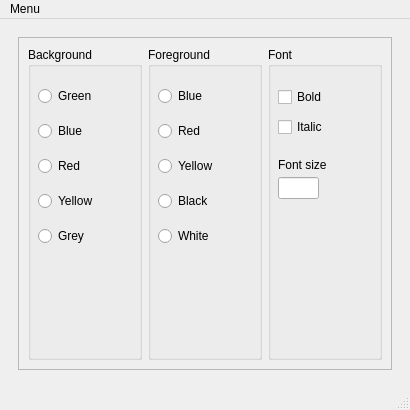
Qt form mainwindow.ui (Racalniog/QTAppAlfaExercises) before a commit.
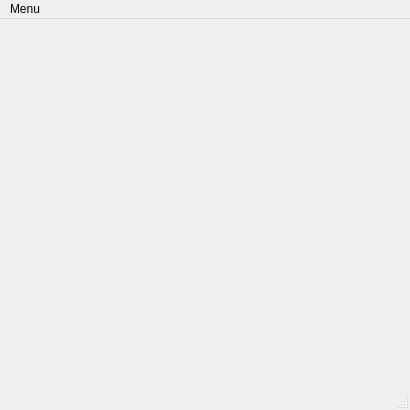
The same form after that commit. The open tabs and pages were chosen to show the change. Custom widgets are drawn as their Qt base class.

Commit message: added seperate ui, class for structure;Cmake fix

```diff
--- a/mainwindow.ui
+++ b/mainwindow.ui
@@ -378,185 +378,8 @@
         </item>
        </layout>
       </widget>
-      <widget class="QWidget" name="page_3">
-       <layout class="QGridLayout" name="gridLayout_8">
-        <item row="0" column="0">
-         <widget class="QFrame" name="frame_3">
-          <property name="frameShape">
-           <enum>QFrame::StyledPanel</enum>
-          </property>
-          <property name="frameShadow">
-           <enum>QFrame::Raised</enum>
-          </property>
-          <layout class="QGridLayout" name="gridLayout_4">
-           <item row="0" column="0">
-            <widget class="QGroupBox" name="groupBoxBackground">
-             <property name="title">
-              <string>Background</string>
-             </property>
-             <widget class="QWidget" name="verticalLayoutWidget_3">
-              <property name="geometry">
-               <rect>
-                <x>10</x>
-                <y>30</y>
-                <width>101</width>
-                <height>181</height>
-               </rect>
-              </property>
-              <layout class="QVBoxLayout" name="verticalLayout_3">
-               <item>
-                <widget class="QRadioButton" name="radioButtonBackgroundGreen">
-                 <property name="text">
-                  <string>Green</string>
-                 </property>
-                </widget>
-               </item>
-               <item>
-                <widget class="QRadioButton" name="radioButtonBackgroundBlue">
-                 <property name="text">
-                  <string>Blue</string>
-                 </property>
-                </widget>
-               </item>
-               <item>
-                <widget class="QRadioButton" name="radioButtonBackgroundRed">
-                 <property name="text">
-                  <string>Red</string>
-                 </property>
-                </widget>
-               </item>
-               <item>
-                <widget class="QRadioButton" name="radioButtonBackgroundYellow">
-                 <property name="text">
-                  <string>Yellow</string>
-                 </property>
-                </widget>
-               </item>
-               <item>
-                <widget class="QRadioButton" name="radioButtonBackgroundGrey">
-                 <property name="text">
-                  <string>Grey</string>
-                 </property>
-                </widget>
-               </item>
-              </layout>
-             </widget>
-            </widget>
-           </item>
-           <item row="0" column="1">
-            <widget class="QGroupBox" name="groupBoxForeground">
-             <property name="title">
-              <string>Foreground</string>
-             </property>
-             <widget class="QWidget" name="verticalLayoutWidget_2">
-              <property name="geometry">
-               <rect>
-                <x>10</x>
-                <y>30</y>
-                <width>101</width>
-                <height>181</height>
-               </rect>
-              </property>
-              <layout class="QVBoxLayout" name="verticalLayout_2">
-               <item>
-                <widget class="QRadioButton" name="radioButtonForegroundBlue">
-                 <property name="text">
-                  <string>Blue</string>
-                 </property>
-                </widget>
-               </item>
-               <item>
-                <widget class="QRadioButton" name="radioButtonForegroundRed">
-                 <property name="text">
-                  <string>Red</string>
-                 </property>
-                </widget>
-               </item>
-               <item>
-                <widget class="QRadioButton" name="radioButtonForegroundYellow">
-                 <property name="text">
-                  <string>Yellow</string>
-                 </property>
-                </widget>
-               </item>
-               <item>
-                <widget class="QRadioButton" name="radioButtonForegroundBlack">
-                 <property name="text">
-                  <string>Black</string>
-                 </property>
-                </widget>
-               </item>
-               <item>
-                <widget class="QRadioButton" name="radioButtonForegroundWhite">
-                 <property name="text">
-                  <string>White</string>
-                 </property>
-                </widget>
-               </item>
-              </layout>
-             </widget>
-            </widget>
-           </item>
-           <item row="0" column="2">
-            <widget class="QGroupBox" name="groupBoxFont">
-             <property name="title">
-              <string>Font</string>
-             </property>
-             <widget class="QCheckBox" name="checkBoxBold">
-              <property name="geometry">
-               <rect>
-                <x>10</x>
-                <y>40</y>
-                <width>76</width>
-                <height>20</height>
-               </rect>
-              </property>
-              <property name="text">
-               <string>Bold</string>
-              </property>
-             </widget>
-             <widget class="QCheckBox" name="checkBoxItalic">
-              <property name="geometry">
-               <rect>
-                <x>10</x>
-                <y>70</y>
-                <width>76</width>
-                <height>20</height>
-               </rect>
-              </property>
-              <property name="text">
-               <string>Italic</string>
-              </property>
-             </widget>
-             <widget class="QLabel" name="labelSize">
-              <property name="geometry">
-               <rect>
-                <x>10</x>
-                <y>110</y>
-                <width>71</width>
-                <height>16</height>
-               </rect>
-              </property>
-              <property name="text">
-               <string>Font size</string>
-              </property>
-             </widget>
-             <widget class="QLineEdit" name="lineEditSize">
-              <property name="geometry">
-               <rect>
-                <x>10</x>
-                <y>130</y>
-                <width>41</width>
-                <height>22</height>
-               </rect>
-              </property>
-             </widget>
-            </widget>
-           </item>
-          </layout>
-         </widget>
-        </item>
-       </layout>
+      <widget class="StyleConfigure" name="page_3">
+       <layout class="QGridLayout" name="gridLayout_8"/>
       </widget>
       <widget class="QWidget" name="page_4">
        <layout class="QGridLayout" name="gridLayout_9">
@@ -825,6 +648,14 @@
    </property>
   </action>
  </widget>
+ <customwidgets>
+  <customwidget>
+   <class>StyleConfigure</class>
+   <extends>QWidget</extends>
+   <header>styleconfigure.h</header>
+   <container>1</container>
+  </customwidget>
+ </customwidgets>
  <resources/>
  <connections/>
 </ui>
```
Left out of the diff: 2 changed lines with no effect on the pictures. The commit also changes 8 other files.
